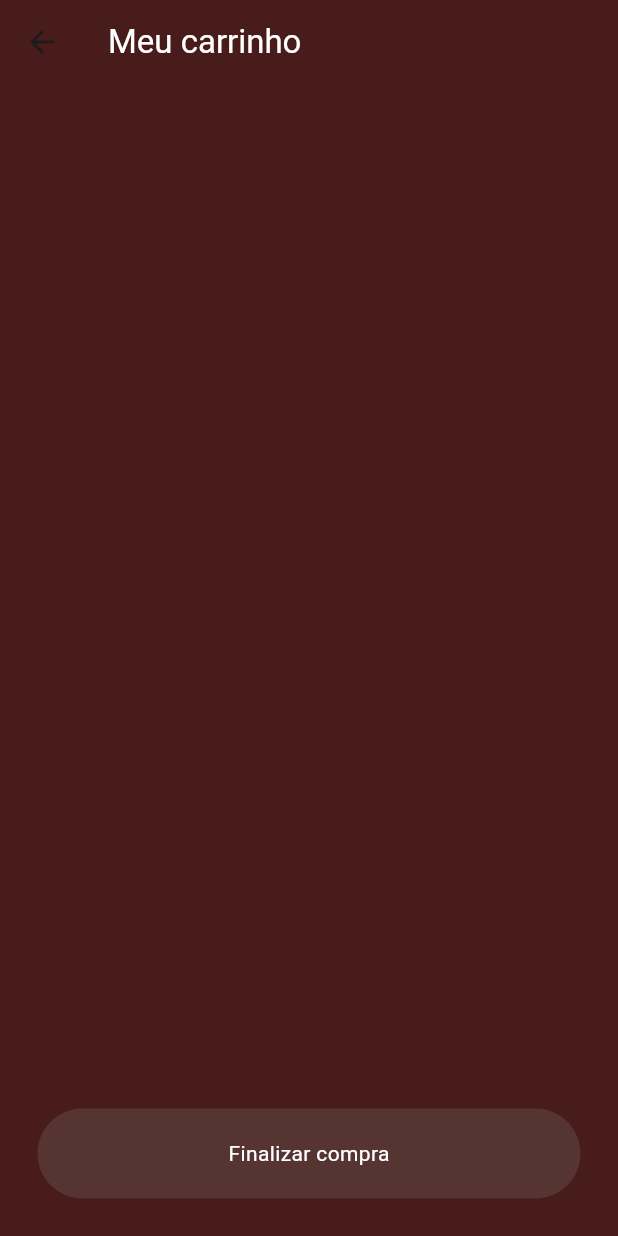
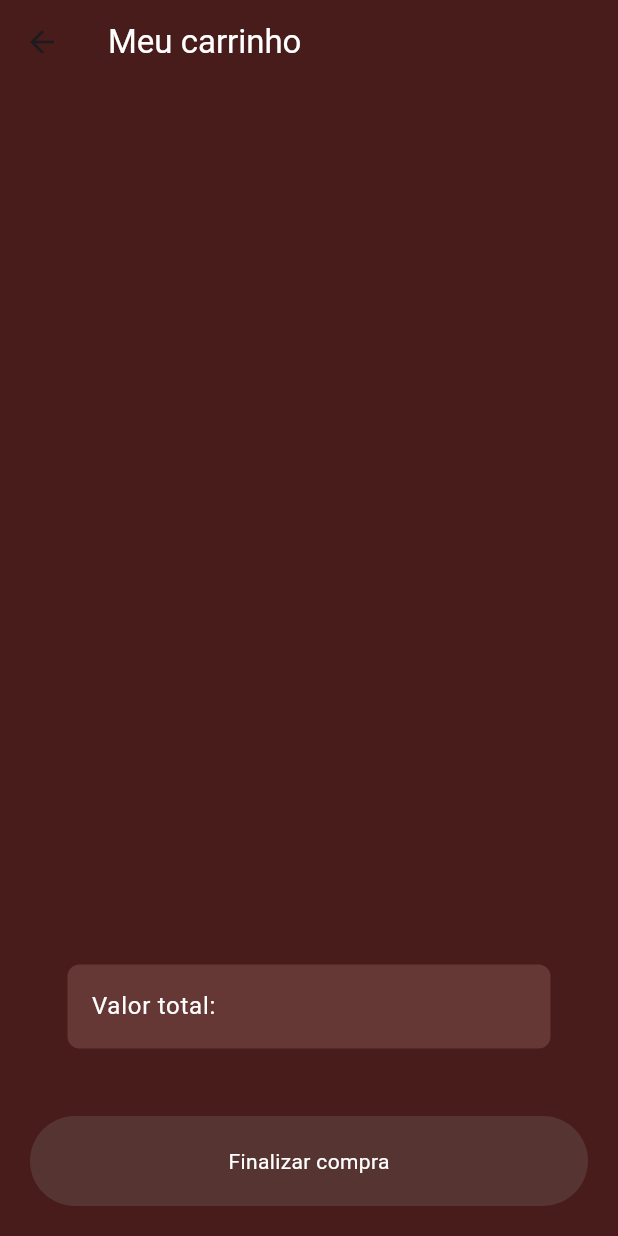
Before and after one commit to LucasDevMelo/restaurant_sushi_project, a Flutter app: the CartPage screen opened by its route, on a phone screen of 412 x 824 dp. Run offline on Flutter 3.47's test engine with Material 3 defaults, Android fonts, the phone set to English and light mode, and no system bars; our stand-ins replace google_fonts.

Commit message:
modified:   lib/pages/cart_page.dart

```diff
--- a/lib/pages/cart_page.dart
+++ b/lib/pages/cart_page.dart
@@ -8,7 +8,7 @@ import '../models/food.dart';
 class CartPage extends StatelessWidget {
   const CartPage({super.key});
 
-  //remiver do carrinho
+  //remover do carrinho
   void removeFromCart(Food food, BuildContext context){
     //obter acesso a compra
     final shop = context.read<Shop>();
@@ -17,6 +17,11 @@ class CartPage extends StatelessWidget {
     shop.removeFromCart(food);
 
   }
+
+  // //valor total
+  // void valorTotal (){
+
+  // }
 
   @override
   Widget build(BuildContext context) {
@@ -66,9 +71,24 @@ class CartPage extends StatelessWidget {
             ),
           ),
 
+          Padding(
+            padding: const EdgeInsets.all(25.0),
+            child: Container(
+              decoration: BoxDecoration(color: secondaryColor, borderRadius: BorderRadius.circular(8)),
+                    margin: EdgeInsets.only(left: 20, top: 20, right: 20),
+                    child: ListTile(
+                      title: Text("Valor total:",
+                      style: TextStyle(color: Colors.white),),
+                    ),
+
+            ),
+          ),
+
+
+
           //Botao de compra
           Padding(
-            padding: const EdgeInsets.all(25.0),
+            padding: const EdgeInsets.all(20.0),
             child: MyButton(
                 text: "Finalizar compra",
                 onTap: (){},
```
